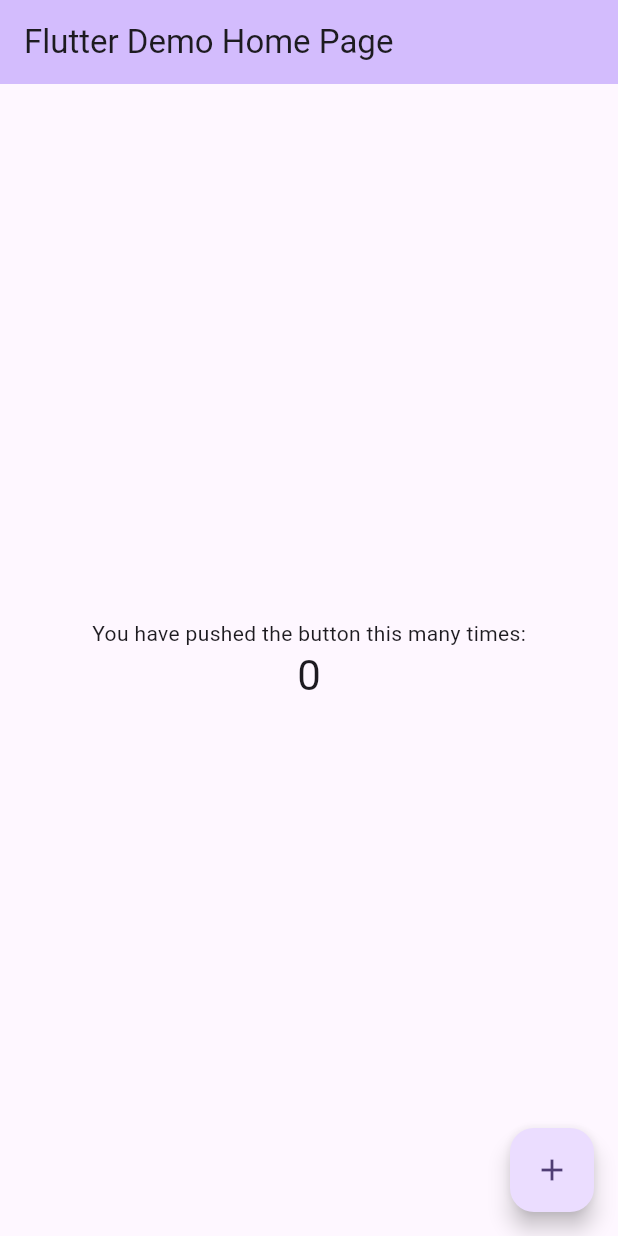
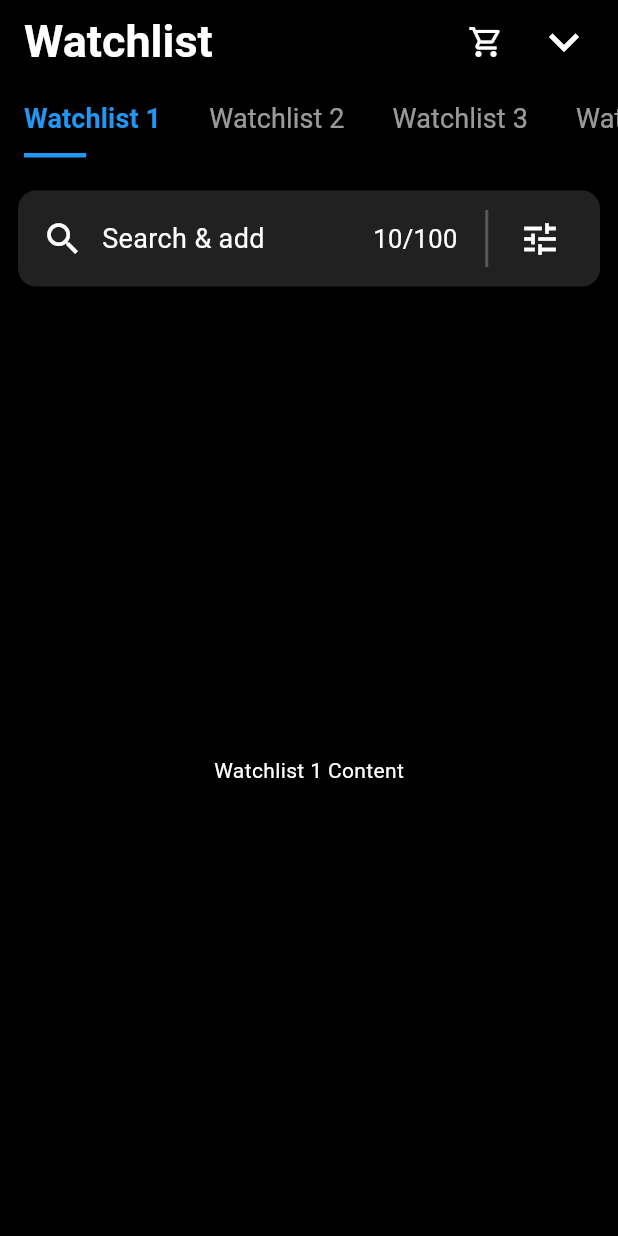
Before and after one commit to ash-013/zerodha-app-clone, a Flutter app: the screen it shows after launch, on a phone screen of 412 x 824 dp. Run offline on Flutter 3.47's test engine with Material 3 defaults, Android fonts, the light colour scheme and no system bars.

Commit message:
basic watchlist section implemented

```diff
--- a/lib/main.dart
+++ b/lib/main.dart
@@ -1,4 +1,8 @@
 import 'package:flutter/material.dart';
+import 'package:flutter_holding_page_clone/pages/watchlist_page.dart';
+import 'package:flutter_holding_page_clone/pages/search_page_watchlist.dart';
+import 'package:flutter_holding_page_clone/theme/darkTheme.dart';
+import 'package:flutter_holding_page_clone/theme/lightTheme.dart';
 
 void main() {
   runApp(const MyApp());
@@ -7,119 +11,18 @@
 class MyApp extends StatelessWidget {
   const MyApp({super.key});
 
-  // This widget is the root of your application.
   @override
   Widget build(BuildContext context) {
     return MaterialApp(
-      title: 'Flutter Demo',
-      theme: ThemeData(
-        // This is the theme of your application.
-        //
-        // TRY THIS: Try running your application with "flutter run". You'll see
-        // the application has a purple toolbar. Then, without quitting the app,
-        // try changing the seedColor in the colorScheme below to Colors.green
-        // and then invoke "hot reload" (save your changes or press the "hot
-        // reload" button in a Flutter-supported IDE, or press "r" if you used
-        // the command line to start the app).
-        //
-        // Notice that the counter didn't reset back to zero; the application
-        // state is not lost during the reload. To reset the state, use hot
-        // restart instead.
-        //
-        // This works for code too, not just values: Most code changes can be
-        // tested with just a hot reload.
-        colorScheme: ColorScheme.fromSeed(seedColor: Colors.deepPurple),
-        useMaterial3: true,
-      ),
-      home: const MyHomePage(title: 'Flutter Demo Home Page'),
+      debugShowCheckedModeBanner: false,
+      title: 'Kite by Zerodha',
+      theme: lightTheme,
+      darkTheme: darkTheme,
+      themeMode: ThemeMode.dark, // Force dark theme for testing
+      home: WatchListPage(),
+      routes: {
+        '/search': (context) => SearchPageWatchlist(),
+      },
     );
   }
 }
-
-class MyHomePage extends StatefulWidget {
-  const MyHomePage({super.key, required this.title});
-
-  // This widget is the home page of your application. It is stateful, meaning
-  // that it has a State object (defined below) that contains fields that affect
-  // how it looks.
-
-  // This class is the configuration for the state. It holds the values (in this
-  // case the title) provided by the parent (in this case the App widget) and
-  // used by the build method of the State. Fields in a Widget subclass are
-  // always marked "final".
-
-  final String title;
-
-  @override
-  State<MyHomePage> createState() => _MyHomePageState();
-}
-
-class _MyHomePageState extends State<MyHomePage> {
-  int _counter = 0;
-
-  void _incrementCounter() {
-    setState(() {
-      // This call to setState tells the Flutter framework that something has
-      // changed in this State, which causes it to rerun the build method below
-      // so that the display can reflect the updated values. If we changed
-      // _counter without calling setState(), then the build method would not be
-      // called again, and so nothing would appear to happen.
-      _counter++;
-    });
-  }
-
-  @override
-  Widget build(BuildContext context) {
-    // This method is rerun every time setState is called, for instance as done
-    // by the _incrementCounter method above.
-    //
-    // The Flutter framework has been optimized to make rerunning build methods
-    // fast, so that you can just rebuild anything that needs updating rather
-    // than having to individually change instances of widgets.
-    return Scaffold(
-      appBar: AppBar(
-        // TRY THIS: Try changing the color here to a specific color (to
-        // Colors.amber, perhaps?) and trigger a hot reload to see the AppBar
-        // change color while the other colors stay the same.
-        backgroundColor: Theme.of(context).colorScheme.inversePrimary,
-        // Here we take the value from the MyHomePage object that was created by
-        // the App.build method, and use it to set our appbar title.
-        title: Text(widget.title),
-      ),
-      body: Center(
-        // Center is a layout widget. It takes a single child and positions it
-        // in the middle of the parent.
-        child: Column(
-          // Column is also a layout widget. It takes a list of children and
-          // arranges them vertically. By default, it sizes itself to fit its
-          // children horizontally, and tries to be as tall as its parent.
-          //
-          // Column has various properties to control how it sizes itself and
-          // how it positions its children. Here we use mainAxisAlignment to
-          // center the children vertically; the main axis here is the vertical
-          // axis because Columns are vertical (the cross axis would be
-          // horizontal).
-          //
-          // TRY THIS: Invoke "debug painting" (choose the "Toggle Debug Paint"
-          // action in the IDE, or press "p" in the console), to see the
-          // wireframe for each widget.
-          mainAxisAlignment: MainAxisAlignment.center,
-          children: <Widget>[
-            const Text(
-              'You have pushed the button this many times:',
-            ),
-            Text(
-              '$_counter',
-              style: Theme.of(context).textTheme.headlineMedium,
-            ),
-          ],
-        ),
-      ),
-      floatingActionButton: FloatingActionButton(
-        onPressed: _incrementCounter,
-        tooltip: 'Increment',
-        child: const Icon(Icons.add),
-      ), // This trailing comma makes auto-formatting nicer for build methods.
-    );
-  }
-}
--- /dev/null
+++ b/lib/pages/watchlist_page.dart
@@ -0,0 +1,209 @@
+import 'package:flutter/material.dart';
+import 'package:flutter/services.dart';
+
+class WatchListPage extends StatefulWidget {
+  const WatchListPage({super.key});
+
+  @override
+  State<WatchListPage> createState() => _WatchListPageState();
+}
+
+class _WatchListPageState extends State<WatchListPage>
+    with SingleTickerProviderStateMixin {
+  late TabController _tabController;
+
+  @override
+  void initState() {
+    super.initState();
+    _tabController = TabController(length: 7, vsync: this);
+  }
+
+  @override
+  void dispose() {
+    _tabController.dispose();
+    super.dispose();
+  }
+
+  void _openSearch(BuildContext context) {
+    Navigator.of(context).pushNamed('/search');
+  }
+
+  @override
+  Widget build(BuildContext context) {
+    return Scaffold(
+      backgroundColor: Theme.of(context).colorScheme.surface,
+      appBar: AppBar(
+        backgroundColor: Theme.of(context).appBarTheme.backgroundColor,
+        title: Text(
+          'Watchlist',
+          style: TextStyle(
+              color: Theme.of(context).colorScheme.onPrimary,
+              fontSize: 30,
+              fontWeight: FontWeight.w600),
+        ),
+        actions: [
+          IconButton(
+              onPressed: () {
+                HapticFeedback.mediumImpact();
+              },
+              icon: Icon(Icons.shopping_cart_outlined,
+                  color: Theme.of(context).colorScheme.onPrimary)),
+          IconButton(
+              onPressed: () {
+                HapticFeedback.mediumImpact();
+              },
+              icon: Icon(
+                Icons.keyboard_arrow_down_sharp,
+                color: Theme.of(context).colorScheme.onPrimary,
+                size: 40,
+              )),
+          const SizedBox(width: 8)
+        ],
+      ),
+      body: Column(
+        crossAxisAlignment: CrossAxisAlignment.stretch,
+        children: [
+          // TabBar - Wrapped in Material to override AppBar's foregroundColor
+          Material(
+            color: Theme.of(context).colorScheme.surface,
+            child: TabBar(
+              controller: _tabController,
+              isScrollable: true,
+              tabAlignment: TabAlignment.start,
+              dividerColor: Colors.transparent,
+              indicator: UnderlineTabIndicator(
+                borderSide: BorderSide(
+                  color: Theme.of(context).colorScheme.primary,
+                  width: 3,
+                ),
+                insets: const EdgeInsets.only(right: 50),
+              ),
+              indicatorColor: Theme.of(context).colorScheme.primary,
+              indicatorWeight: 3,
+              indicatorSize: TabBarIndicatorSize.values[1],
+              labelColor: Theme.of(context).colorScheme.primary,
+              unselectedLabelColor:
+                  Theme.of(context).colorScheme.onSurface.withOpacity(0.6),
+              labelStyle: const TextStyle(
+                fontSize: 18,
+                fontWeight: FontWeight.w600,
+              ),
+              unselectedLabelStyle: const TextStyle(
+                fontSize: 18,
+                fontWeight: FontWeight.w400,
+              ),
+              tabs: const [
+                Tab(text: 'Watchlist 1'),
+                Tab(text: 'Watchlist 2'),
+                Tab(text: 'Watchlist 3'),
+                Tab(text: 'Watchlist 4'),
+                Tab(text: 'Watchlist 5'),
+                Tab(text: 'Watchlist 6'),
+                Tab(text: 'Watchlist 7'),
+              ],
+            ),
+          ),
+          const SizedBox(height: 10),
+          // Search & Add Box
+          Padding(
+            padding: const EdgeInsets.all(12),
+            child: Material(
+              color: Theme.of(context).colorScheme.secondary,
+              borderRadius: BorderRadius.circular(12),
+              child: InkWell(
+                borderRadius: BorderRadius.circular(12),
+                onTap: () {
+                  HapticFeedback.vibrate();
+                  _openSearch(context);
+                },
+                child: Padding(
+                  padding:
+                      const EdgeInsets.symmetric(horizontal: 16, vertical: 8),
+                  child: IntrinsicHeight(
+                    child: Row(
+                      children: [
+                        Icon(Icons.search,
+                            size: 28,
+                            color: Theme.of(context).colorScheme.onPrimary),
+                        const SizedBox(width: 12),
+                        Text(
+                          'Search & add',
+                          style: TextStyle(
+                              color: Theme.of(context).colorScheme.onSecondary,
+                              fontSize: 18,
+                              fontWeight: FontWeight.w400),
+                        ),
+                        const Spacer(),
+                        Text(
+                          '10/100',
+                          style: TextStyle(
+                              color: Theme.of(context).colorScheme.onSecondary,
+                              fontSize: 17,
+                              fontWeight: FontWeight.w400),
+                        ),
+                        const SizedBox(width: 8),
+                        const VerticalDivider(
+                          color: Colors.white24,
+                          thickness: 2,
+                          indent: 5,
+                          endIndent: 5,
+                          width: 23,
+                        ),
+                        IconButton(
+                            onPressed: () {
+                              HapticFeedback.mediumImpact();
+                              // BottomSheet for adjustments
+                            },
+                            icon: Icon(Icons.tune,
+                                size: 28,
+                                color:
+                                    Theme.of(context).colorScheme.onSecondary)),
+                      ],
+                    ),
+                  ),
+                ),
+              ),
+            ),
+          ),
+
+          // TabBarView for content
+          Expanded(
+            child: TabBarView(
+              controller: _tabController,
+              children: [
+                Center(
+                    child: Text('Watchlist 1 Content',
+                        style: TextStyle(
+                            color: Theme.of(context).colorScheme.onSurface))),
+                Center(
+                    child: Text('Watchlist 2 Content',
+                        style: TextStyle(
+                            color: Theme.of(context).colorScheme.onSurface))),
+                Center(
+                    child: Text('Watchlist 3 Content',
+                        style: TextStyle(
+                            color: Theme.of(context).colorScheme.onSurface))),
+                Center(
+                    child: Text('Watchlist 4 Content',
+                        style: TextStyle(
+                            color: Theme.of(context).colorScheme.onSurface))),
+                Center(
+                    child: Text('Watchlist 5 Content',
+                        style: TextStyle(
+                            color: Theme.of(context).colorScheme.onSurface))),
+                Center(
+                    child: Text('Watchlist 6 Content',
+                        style: TextStyle(
+                            color: Theme.of(context).colorScheme.onSurface))),
+                Center(
+                    child: Text('Watchlist 7 Content',
+                        style: TextStyle(
+                            color: Theme.of(context).colorScheme.onSurface))),
+              ],
+            ),
+          ),
+        ],
+      ),
+    );
+  }
+}
--- /dev/null
+++ b/lib/theme/darkTheme.dart
@@ -0,0 +1,57 @@
+import 'package:flutter/material.dart';
+
+ThemeData darkTheme = ThemeData(
+    brightness: Brightness.dark,
+    appBarTheme: const AppBarTheme(
+      backgroundColor: Colors.black,
+      foregroundColor: Colors.white,
+      elevation: 0,
+    ),
+    tabBarTheme: TabBarTheme(
+      labelColor: Colors.blue,
+      unselectedLabelColor: Colors.white.withOpacity(0.6),
+      indicatorColor: Colors.blue,
+      indicatorSize: TabBarIndicatorSize.tab,
+    ),
+    colorScheme: ColorScheme.dark(
+      // Primary colors - main color
+      primary: Colors.blue, // Main color (accent blue)
+      onPrimary: Colors.white, // Text/icons on primary
+      primaryContainer:
+          Colors.white.withOpacity(0.80), // lighter white container
+      onPrimaryContainer:
+          Colors.blue.shade100, // Light blue text on dark container
+
+      // Secondary colors - accents
+      secondary: Colors.grey.shade900, // Dark grey for cards/containers
+      onSecondary: Colors.white, // White text on dark grey
+      secondaryContainer: Colors.grey.shade800,
+      onSecondaryContainer: Colors.grey.shade100,
+
+      // Tertiary colors - additional accents
+      tertiary: Colors.blueGrey.shade700,
+      onTertiary: Colors.white,
+      tertiaryContainer: Colors.blueGrey.shade900,
+      onTertiaryContainer: Colors.blueGrey.shade100,
+
+      // Error colors
+      error: const Color(0xFFCF6679), // Lighter red for dark theme
+      onError: Colors.white,
+      errorContainer: const Color(0xFF93000A),
+      onErrorContainer: const Color(0xFFFFDAD6),
+
+      // Surface colors - backgrounds
+      surface: Colors.black, // Main background (black)
+      onSurface: Colors.white, // White text on black surface (maximum contrast)
+      surfaceContainerHighest: Colors.grey.shade900, // Elevated surfaces
+      onSurfaceVariant: Colors.grey.shade400, // Dimmer text
+
+      // Other
+      outline: Colors.grey.shade700, // Borders
+      outlineVariant: Colors.grey.shade800, // Subtle borders
+      shadow: Colors.black, // Shadows
+      scrim: Colors.black, // Modal overlays
+      inverseSurface: Colors.white, // Light surface for inverse
+      onInverseSurface: Colors.black, // Dark text on light surface
+      inversePrimary: Colors.blue.shade700, // Blue for inverse contexts
+    ));
--- /dev/null
+++ b/lib/theme/lightTheme.dart
@@ -0,0 +1,49 @@
+import 'package:flutter/material.dart';
+
+ThemeData lightTheme = ThemeData(
+    brightness: Brightness.light,
+    appBarTheme: const AppBarTheme(
+      backgroundColor: Colors.white,
+      foregroundColor: Colors.black,
+      elevation: 0,
+    ),
+    colorScheme: const ColorScheme.light(
+        // Primary colors - main brand color
+        primary: Colors.blue, // Main brand color
+        onPrimary: Colors.white, // Text/icons on primary
+        primaryContainer: Color(0xFFEADDFF), // Lighter primary variant
+        onPrimaryContainer: Color(0xFF21005D),
+
+        // Secondary colors - accents
+        secondary: Color(0xFF625B71),
+        onSecondary: Colors.white,
+        secondaryContainer: Color(0xFFE8DEF8),
+        onSecondaryContainer: Color(0xFF1D192B),
+
+        // Tertiary colors - additional accents
+        tertiary: Color(0xFF7D5260),
+        onTertiary: Colors.white,
+        tertiaryContainer: Color(0xFFFFD8E4),
+        onTertiaryContainer: Color(0xFF31111D),
+
+        // Error colors
+        error: Color(0xFFB3261E),
+        onError: Colors.white,
+        errorContainer: Color(0xFFF9DEDC),
+        onErrorContainer: Color(0xFF410E0B),
+
+        // Surface colors - backgrounds
+        surface: Color(0xFFFEF7FF), // Light background for cards, sheets
+        onSurface: Color(0xFF1C1B1F), // Dark text on surface
+        surfaceContainerHighest:
+            Color(0xFFE6E0E9), // Alternative light surfaces
+        onSurfaceVariant: Color(0xFF49454F),
+
+        // Other
+        outline: Color(0xFF79747E), // Borders
+        outlineVariant: Color(0xFFCAC4D0), // Subtle borders
+        shadow: Colors.black, // Shadows
+        scrim: Colors.black, // Modal overlays
+        inverseSurface: Color(0xFF313033), // Inverse colors
+        onInverseSurface: Color(0xFFF4EFF4),
+        inversePrimary: Color(0xFFD0BCFF)));
```
Also changed, not shown: lib/pages/search_page_watchlist.dart (added, +171 -0 lines).
